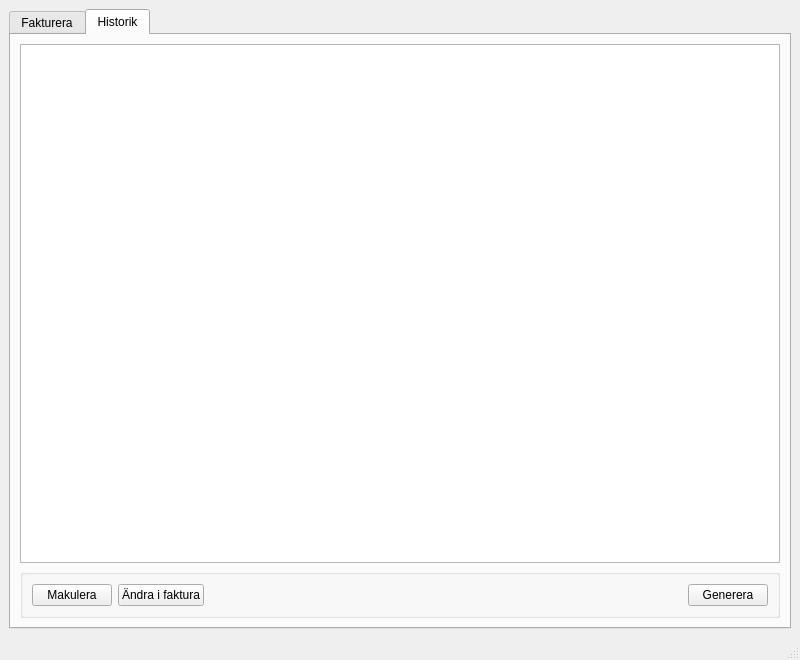
Above: src/ui/faktureramera.ui from jonasH/faktureramera before the change. Below: the same form after it.
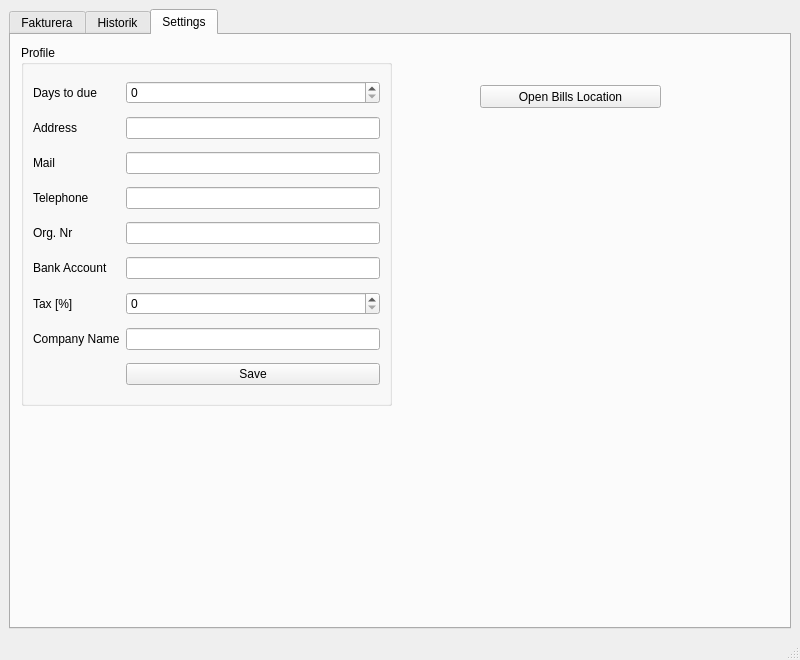
That is the form after the change.

Commit message: Break out settings

What changed in the file:
```diff
--- a/src/ui/faktureramera.ui
+++ b/src/ui/faktureramera.ui
@@ -18,7 +18,7 @@
     <item>
      <widget class="QTabWidget" name="tabWidget">
       <property name="currentIndex">
-       <number>1</number>
+       <number>2</number>
       </property>
       <widget class="QWidget" name="tab">
        <attribute name="title">
@@ -281,6 +281,126 @@
         </item>
        </layout>
       </widget>
+      <widget class="QWidget" name="settings_tab">
+       <attribute name="title">
+        <string>Settings</string>
+       </attribute>
+       <widget class="QGroupBox" name="groupBox_4">
+        <property name="geometry">
+         <rect>
+          <x>10</x>
+          <y>10</y>
+          <width>371</width>
+          <height>361</height>
+         </rect>
+        </property>
+        <property name="title">
+         <string>Profile</string>
+        </property>
+        <layout class="QGridLayout" name="gridLayout">
+         <item row="2" column="0">
+          <widget class="QLabel" name="label_5">
+           <property name="text">
+            <string>Mail</string>
+           </property>
+          </widget>
+         </item>
+         <item row="4" column="0">
+          <widget class="QLabel" name="label_7">
+           <property name="text">
+            <string>Org. Nr</string>
+           </property>
+          </widget>
+         </item>
+         <item row="6" column="0">
+          <widget class="QLabel" name="label_9">
+           <property name="text">
+            <string>Tax [%]</string>
+           </property>
+          </widget>
+         </item>
+         <item row="0" column="0">
+          <widget class="QLabel" name="label_3">
+           <property name="text">
+            <string>Days to due</string>
+           </property>
+          </widget>
+         </item>
+         <item row="7" column="1">
+          <widget class="QLineEdit" name="company_name_input"/>
+         </item>
+         <item row="1" column="0">
+          <widget class="QLabel" name="label_4">
+           <property name="text">
+            <string>Address</string>
+           </property>
+          </widget>
+         </item>
+         <item row="2" column="1">
+          <widget class="QLineEdit" name="mail_input"/>
+         </item>
+         <item row="3" column="0">
+          <widget class="QLabel" name="label_6">
+           <property name="text">
+            <string>Telephone</string>
+           </property>
+          </widget>
+         </item>
+         <item row="1" column="1">
+          <widget class="QLineEdit" name="address_input"/>
+         </item>
+         <item row="5" column="0">
+          <widget class="QLabel" name="label_8">
+           <property name="text">
+            <string>Bank Account</string>
+           </property>
+          </widget>
+         </item>
+         <item row="5" column="1">
+          <widget class="QLineEdit" name="bank_no_input"/>
+         </item>
+         <item row="0" column="1">
+          <widget class="QSpinBox" name="due_date_input"/>
+         </item>
+         <item row="4" column="1">
+          <widget class="QLineEdit" name="org_nr_input"/>
+         </item>
+         <item row="7" column="0">
+          <widget class="QLabel" name="label_10">
+           <property name="text">
+            <string>Company Name</string>
+           </property>
+          </widget>
+         </item>
+         <item row="6" column="1">
+          <widget class="QSpinBox" name="tax_input"/>
+         </item>
+         <item row="3" column="1">
+          <widget class="QLineEdit" name="telephone_input"/>
+         </item>
+         <item row="8" column="1">
+          <widget class="QPushButton" name="save_profile_btn">
+           <property name="text">
+            <string>Save</string>
+           </property>
+          </widget>
+         </item>
+        </layout>
+       </widget>
+       <widget class="QPushButton" name="open_bills_btn">
+        <property name="geometry">
+         <rect>
+          <x>469</x>
+          <y>50</y>
+          <width>181</width>
+          <height>23</height>
+         </rect>
+        </property>
+        <property name="text">
+         <string>Open Bills Location</string>
+        </property>
+       </widget>
+      </widget>
      </widget>
     </item>
    </layout>
```
Left out of the diff: 6 changed lines with no effect on the pictures. The commit also changes 11 other files.
